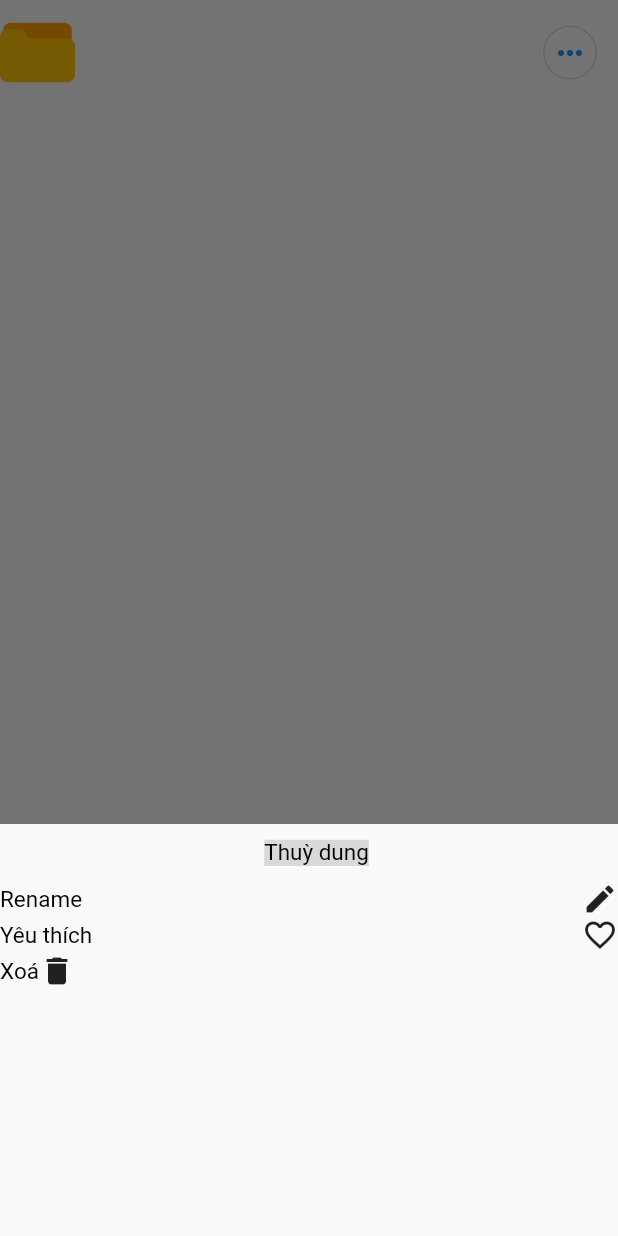
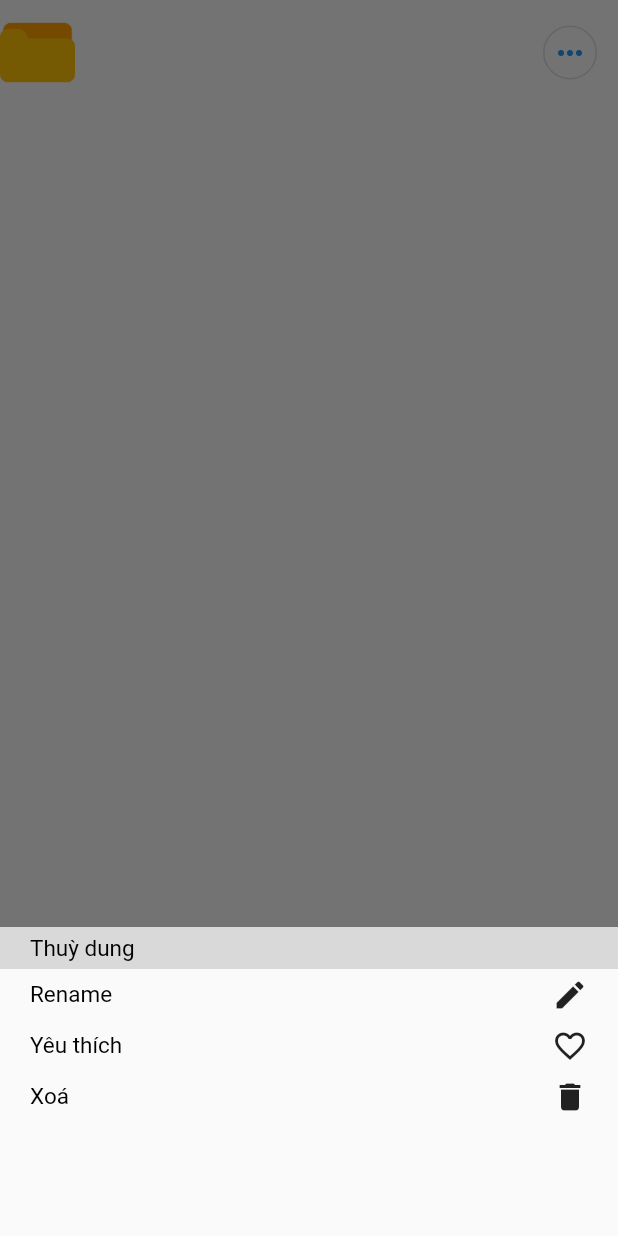
Before and after one commit to LeThanh2312/vart_tools, a Flutter app: the FolderItem widget shown alone on an empty page, opened directly with empty values, after a tap on the "keyboard control" icon, on a phone screen of 412 x 824 dp. Run offline on Flutter 3.47's test engine with Material 2 defaults, Android fonts, the phone set to English and light mode, and no system bars; our stand-ins replace flutter_bloc, pie_chart, sizer, sqflite; accounts and stored records are empty.

Commit message:
rename folder & UI folder trash & delete folder

```diff
--- a/lib/feature/bottom_navigation_bar_main/bottom_navigation_bar_main_screen.dart
+++ b/lib/feature/bottom_navigation_bar_main/bottom_navigation_bar_main_screen.dart
@@ -3,7 +3,6 @@ import 'package:vart_tools/feature/folder/view/folder_screen.dart';
 import '../../common/enum/tab_item.dart';
 import '../../routes.dart';
 import '../favourite/favurite_screen.dart';
-import '../file/FileScreen.dart';
 import '../home/home_screen.dart';
 import '../setting/SettingScreen.dart';
 
--- /dev/null
+++ b/lib/feature/folder/widget/bottom_sheet_folder.dart
@@ -0,0 +1,92 @@
+import 'package:flutter/material.dart';
+import 'package:vart_tools/database/folder_database.dart';
+import 'package:vart_tools/feature/folder/widget/popup_confirm_delete_folder.dart';
+import 'package:vart_tools/feature/folder/widget/popup_folder.dart';
+import 'package:vart_tools/res/app_color.dart';
+import 'package:vart_tools/res/font_size.dart';
+
+class BottomSheetFolder extends StatelessWidget {
+  const BottomSheetFolder({Key? key, required this.folder}) : super(key: key);
+  final FolderModel folder;
+
+  @override
+  Widget build(BuildContext context) {
+    return Column(
+      children: [
+        Row(
+          children: [
+            Expanded(
+              child: Container(
+                color: AppColors.grayColor,
+                padding: const EdgeInsets.only(top: 5, left: 20, bottom: 5),
+                child: const Text(
+                  "Thuỳ dung",
+                  style: ResStyle.h6,
+                ),
+              ),
+            ),
+          ],
+        ),
+        InkWell(
+          onTap: () {
+            showDialog(
+              context: context,
+              builder: (context) =>
+                  PopUpFolder(title: "sửa thư mục", folderId: folder.id),
+            );
+          },
+          child: Padding(
+            padding:
+                const EdgeInsets.only(top: 5, left: 20, right: 20, bottom: 5),
+            child: Row(
+              mainAxisAlignment: MainAxisAlignment.spaceBetween,
+              children: const [
+                Text(
+                  "Rename",
+                  style: ResStyle.h6,
+                ),
+                Icon(Icons.edit)
+              ],
+            ),
+          ),
+        ),
+        Padding(
+          padding:
+              const EdgeInsets.only(top: 5, left: 20, right: 20, bottom: 5),
+          child: Row(
+            mainAxisAlignment: MainAxisAlignment.spaceBetween,
+            children: const [
+              Text(
+                "Yêu thích",
+                style: ResStyle.h6,
+              ),
+              Icon(Icons.favorite_border),
+            ],
+          ),
+        ),
+        InkWell(
+          onTap: () {
+            showDialog(
+              context: context,
+              builder: (context) => PopupConfirmDeleteFolder(folder: folder),
+            );
+          },
+          child: Padding(
+            padding:
+                const EdgeInsets.only(top: 5, left: 20, right: 20, bottom: 5),
+            child: Row(
+              mainAxisAlignment: MainAxisAlignment.spaceBetween,
+              children: const [
+                Text(
+                  "Xoá",
+                  style: ResStyle.h6,
+                ),
+                Icon(Icons.delete),
+              ],
+            ),
+          ),
+        )
+      ],
+    );
+  }
+}
--- a/lib/feature/folder/widget/bottom_sheet_icon_more.dart
+++ /dev/null
@@ -1,61 +0,0 @@
-import 'package:flutter/material.dart';
-import 'package:vart_tools/res/app_color.dart';
-
-class BottomSheetIconMore extends StatelessWidget {
-  const BottomSheetIconMore({Key? key}) : super(key: key);
-
-  @override
-  Widget build(BuildContext context) {
-    return Column(
-      children: [
-        Padding(
-          padding: const EdgeInsets.only(
-            left: 10,
-            top: 10,
-            bottom: 10,
-          ),
-          child: Text(
-            "Thuỳ dung",
-            style: TextStyle(
-              backgroundColor: AppColors.grayColor,
-              color: Colors.black,
-              fontSize: 15,
-            ),
-          ),
-        ),
-        Row(
-          mainAxisAlignment: MainAxisAlignment.spaceBetween,
-          children: const [
-            Text("Rename",
-                style: TextStyle(
-                  color: Colors.black,
-                  fontSize: 15,
-                )),
-            Icon(Icons.edit)
-          ],
-        ),
-        Row(
-          mainAxisAlignment: MainAxisAlignment.spaceBetween,
-          children: const [
-            Text("Yêu thích",
-                style: TextStyle(
-                  color: Colors.black,
-                  fontSize: 15,
-                )),
-            Icon(Icons.favorite_border),
-          ],
-        ),
-        Row(
-          children: const [
-            Text("Xoá",
-                style: TextStyle(
-                  color: Colors.black,
-                  fontSize: 15,
-                )),
-            Icon(Icons.delete),
-          ],
-        )
-      ],
-    );
-  }
-}
--- a/lib/feature/folder/widget/folder_item.dart
+++ b/lib/feature/folder/widget/folder_item.dart
@@ -1,10 +1,14 @@
 import 'package:flutter/material.dart';
-import 'package:vart_tools/feature/folder/widget/bottom_sheet_Icon_more.dart';
+import 'package:vart_tools/database/folder_database.dart';
+import 'package:vart_tools/feature/folder/widget/bottom_sheet_folder.dart';
 import 'package:vart_tools/res/assets.dart';
 
 class FolderItem extends StatelessWidget {
-  const FolderItem({Key? key, this.folderName}) : super(key: key);
-  final String? folderName;
+  const FolderItem({
+    Key? key,
+    required this.folder,
+  }) : super(key: key);
+  final FolderModel folder;
 
   @override
   Widget build(BuildContext context) {
@@ -20,20 +24,19 @@ class FolderItem extends StatelessWidget {
           const SizedBox(
             width: 30,
           ),
-          Expanded(child: Text(folderName!)),
-          const SizedBox(
-            height: 30,
-            width: 30,
-          ),
+          Expanded(child: Text(folder.name!)),
           OutlinedButton(
             onPressed: () {
               showModalBottomSheet(
                 context: context,
                 builder: (context) {
                   return SizedBox(
-                      height: MediaQuery.of(context).size.height / 3,
-                      width: MediaQuery.of(context).size.width,
-                      child: const BottomSheetIconMore());
+                    height: MediaQuery.of(context).size.height / 4,
+                    width: MediaQuery.of(context).size.width,
+                    child: BottomSheetFolder(
+                      folder: folder,
+                    ),
+                  );
                 },
               );
             },
--- a/lib/feature/home/home_screen.dart
+++ b/lib/feature/home/home_screen.dart
@@ -84,7 +84,7 @@ class _HomeScreenState extends State<HomeScreen> {
                 ],
               ),
               Container(
-                margin: const EdgeInsets.only(top: 10,bottom: 30),
+                margin: const EdgeInsets.only(top: 10, bottom: 30),
                 child: CircleChartWidget(),
               ),
               const ListFile()
--- a/lib/main.dart
+++ b/lib/main.dart
@@ -1,5 +1,6 @@
 import 'package:flutter/material.dart';
 import 'package:vart_tools/feature/folder/view_model/folders_bloc.dart';
+import 'package:vart_tools/feature/folder/view_model/folders_trash_bloc.dart';
 import 'package:vart_tools/routes.dart';
 import 'package:sizer/sizer.dart';
 import 'package:flutter_bloc/flutter_bloc.dart';
@@ -11,6 +12,9 @@ void main() {
     MultiBlocProvider(providers: [
       BlocProvider(
         create: (context) => FoldersViewModel(),
+      ),
+      BlocProvider(
+        create: (context) => FolderTrashViewModel(),
       ),
     ], child: const MyApp()),
     // const MyApp()
--- a/lib/res/app_color.dart
+++ b/lib/res/app_color.dart
@@ -13,4 +13,5 @@ class AppColors {
   static Color colorWord = HexColor('#333BFE');
   static Color greenLight = HexColor('#E6F8F7');
   static Color grayColor = HexColor('#D9D9D9');
+  static Color colorBackgroundPopup = HexColor("#D1DCDB");
 }
--- /dev/null
+++ b/lib/res/font_size.dart
@@ -0,0 +1,21 @@
+import 'package:flutter/material.dart';
+
+class ResStyle {
+  static const h6 = TextStyle(
+    fontSize: 15,
+    color: Colors.black,
+  );
+  static const h2 = TextStyle(
+    fontSize: 18,
+    color: Colors.black,
+  );
+  static const trash_text1 = TextStyle(
+    fontSize: 16,
+    color: Colors.blueGrey,
+  );
+  static const trash_text2 = TextStyle(
+    fontSize: 18,
+    color: Colors.black,
+    fontWeight: FontWeight.bold,
+  );
+}
```
Also changed, not shown: lib/database/folder_database.dart (+57 -11 lines), lib/feature/folder/view/folder_screen.dart (+9 -4 lines), lib/feature/folder/view/folder_trash_screen.dart (added, +130 -0 lines), lib/feature/folder/view_model/folders_bloc.dart (+39 -25 lines), lib/feature/folder/view_model/folders_trash_bloc.dart (added, +39 -0 lines), lib/feature/folder/widget/folder_trash_item.dart (added, +36 -0 lines), lib/feature/folder/widget/panel_control_folder.dart (+12 -3 lines), lib/feature/folder/widget/popup_confirm_delete_folder.dart (added, +69 -0 lines), lib/feature/folder/widget/popup_folder.dart (renamed from lib/feature/folder/widget/popup_new_folder.dart, +37 -13 lines).
